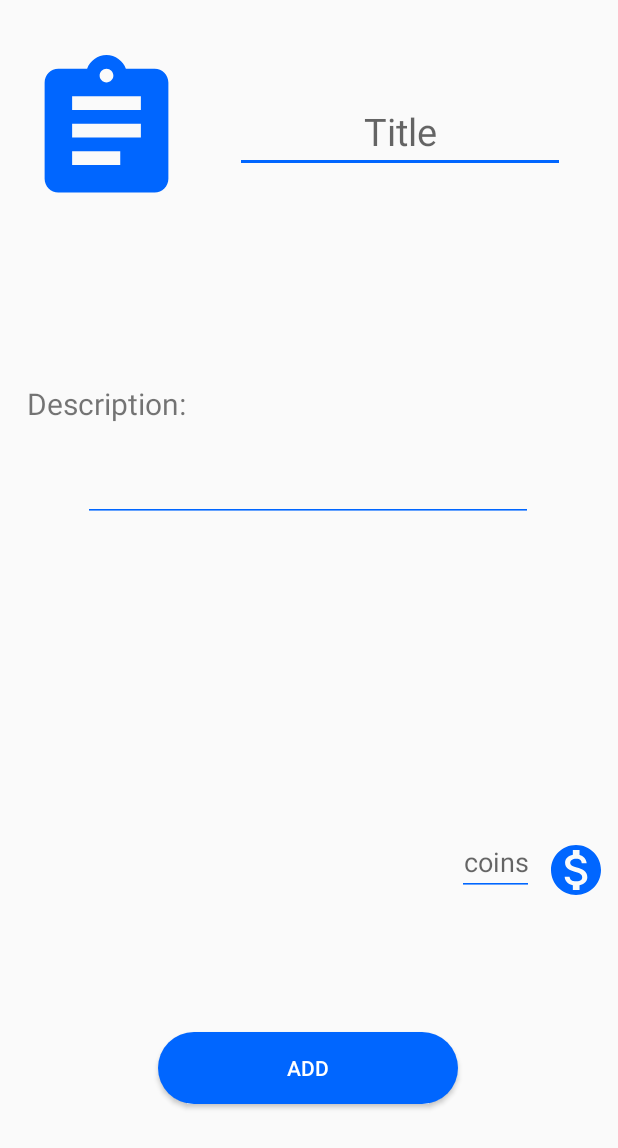
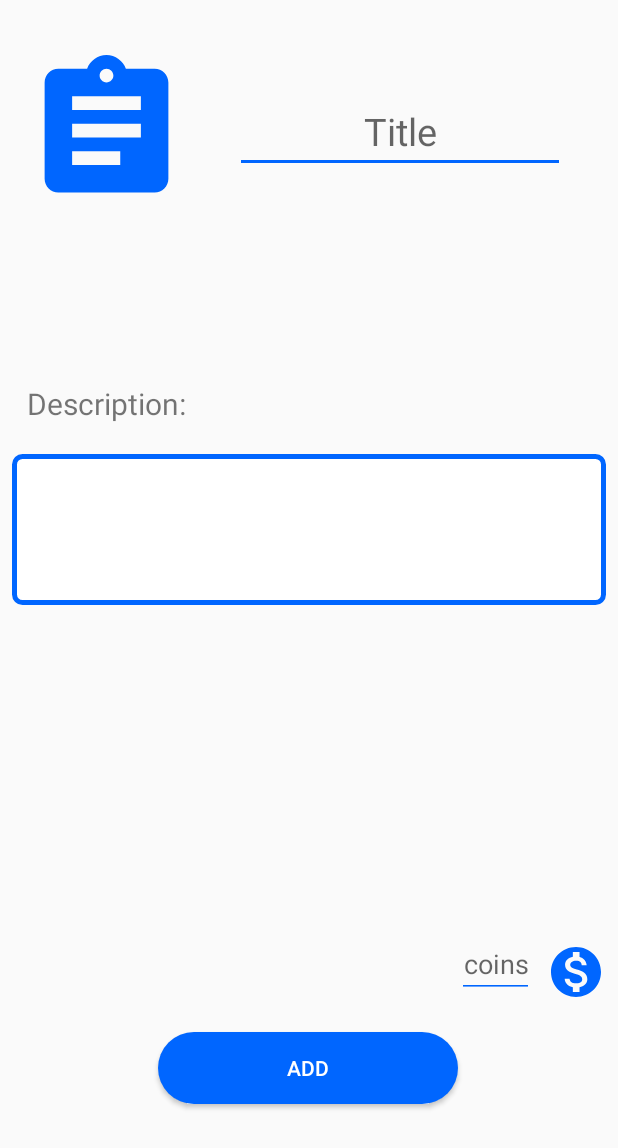
Before and after one commit to postnikovpasha/good_work, an Android app: the AddActivity screen opened directly, with no data from a screen before it, on a phone screen of 412 x 824 dp. Shown: the top 1148 px of the screen. Run offline under Robolectric (Android 15) with nearby library versions, the phone set to English and light mode, and no system bars.

Commit message:
Add Activity bag

```diff
--- /dev/null
+++ b/app/src/main/res/drawable/edittextstyle.xml
@@ -0,0 +1,13 @@
+<?xml version="1.0" encoding="utf-8"?>
+<shape xmlns:android="http://schemas.android.com/apk/res/android"
+                  android:thickness="0dp"
+                  android:shape="rectangle">
+    <stroke android:width="3dp"
+            android:color="#0066ff"/>
+    <corners android:radius="5dp" />
+    <gradient
+            android:startColor="#FFFFFF"
+            android:endColor="#FFFFFF"
+            android:type="linear"
+            android:angle="270"/>
+</shape>
--- a/app/src/main/res/layout/activity_add.xml
+++ b/app/src/main/res/layout/activity_add.xml
@@ -29,14 +29,23 @@
             android:layout_marginStart="8dp" app:layout_constraintHorizontal_bias="0.448"/>
 
     <EditText
-            android:layout_width="300dp"
+            android:layout_width="match_parent"
             android:layout_height="wrap_content"
             android:id="@+id/descriptionEditText"
-            android:backgroundTint="#0066ff"
-            app:layout_constraintTop_toBottomOf="@+id/textView2" android:layout_marginTop="20dp"
-            app:layout_constraintEnd_toEndOf="parent" android:layout_marginEnd="8dp"
-            app:layout_constraintStart_toStartOf="parent" android:layout_marginStart="8dp"
-            app:layout_constraintHorizontal_bias="0.494"/>
+            tools:text="123456"
+            android:paddingHorizontal="9dp"
+            android:paddingVertical="6dp"
+            android:minLines="4"
+            android:maxLines="7"
+            android:background="@drawable/edittextstyle"
+            app:layout_constraintTop_toBottomOf="@+id/textView2"
+            android:layout_marginTop="20dp"
+            app:layout_constraintEnd_toEndOf="parent"
+            android:layout_marginEnd="8dp"
+            app:layout_constraintStart_toStartOf="parent"
+            android:layout_marginStart="8dp"
+            android:gravity="top"
+            />
 
     <TextView android:layout_width="wrap_content"
               android:layout_height="wrap_content"
@@ -52,7 +61,7 @@
                app:srcCompat="@drawable/ic_monetization_on_black_24dp"
                app:layout_constraintBottom_toTopOf="@+id/btnAdd"
                android:layout_margin="8dp"
-               app:layout_constraintEnd_toEndOf="parent" android:layout_marginEnd="16dp" android:id="@+id/imageView"
+               app:layout_constraintEnd_toEndOf="parent" android:layout_marginEnd="8dp" android:id="@+id/imageView"
                android:layout_marginBottom="24dp" android:layout_marginTop="8dp"
                app:layout_constraintTop_toTopOf="@+id/coinsEditText" app:layout_constraintVertical_bias="0.0"/>
 
@@ -66,9 +75,9 @@
             android:layout_height="wrap_content"
             android:layout_marginBottom="20dp"
             app:layout_constraintBottom_toTopOf="@+id/btnAdd"
-            app:layout_constraintEnd_toStartOf="@+id/imageView" android:layout_marginTop="8dp"
-            app:layout_constraintTop_toBottomOf="@+id/descriptionEditText" app:layout_constraintVertical_bias="0.735"
-            android:layout_marginEnd="8dp"/>
+            app:layout_constraintEnd_toStartOf="@+id/imageView"
+            android:layout_marginEnd="8dp" android:layout_marginTop="8dp"
+            app:layout_constraintTop_toBottomOf="@+id/textView2" app:layout_constraintVertical_bias="0.991"/>
 
     <Button
             android:text="Add"
--- a/app/src/main/res/layout/works_item.xml
+++ b/app/src/main/res/layout/works_item.xml
@@ -23,6 +23,7 @@
         android:id="@+id/works_description"
         android:layout_width="wrap_content"
         android:layout_height="wrap_content"
+        android:maxWidth="250dp"
         android:layout_gravity="left"
         android:layout_marginStart="8dp"
         android:layout_marginTop="8dp"
```
